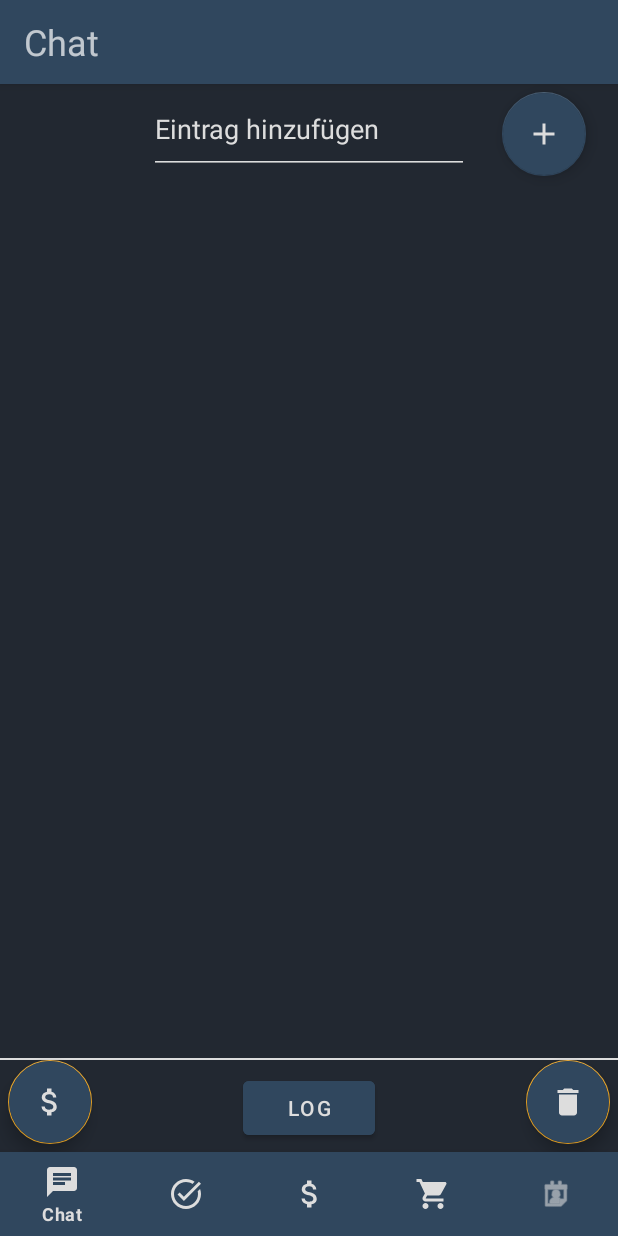
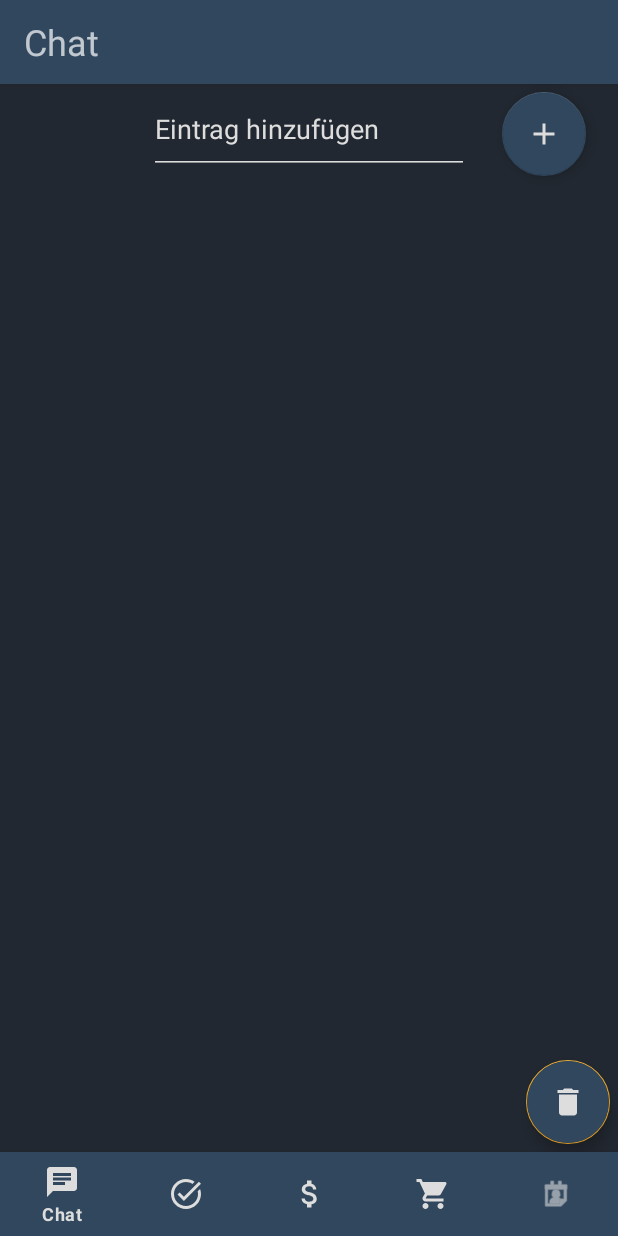
Before and after one commit to MatthiasHeilmann/Udos_WGTohuwabohu, an Android app built with Jetpack Compose: the fragment ShoppingFragment placed in its activity, on a phone screen of 412 x 824 dp. Run offline under Robolectric (Android 15) with nearby library versions, the phone set to English and light mode, and no system bars; our stand-ins replace Firebase (no records; nobody signed in at launch, a user with empty details on screens opened directly), constraintlayout-compose; 1 statement that could not run was skipped.

Commit message:
final adjustments

```diff
--- a/app/src/main/java/com/example/udos_wg_tohuwabohu/ShoppingFragment.kt
+++ b/app/src/main/java/com/example/udos_wg_tohuwabohu/ShoppingFragment.kt
@@ -1,7 +1,8 @@
-// TODO: fix height of compose element
+// TODO: create Invoice
 
 package com.example.udos_wg_tohuwabohu
 
+import android.nfc.Tag
 import android.os.Bundle
 import android.text.TextUtils
 import android.util.Log
@@ -49,11 +50,10 @@ class ShoppingFragment : Fragment() {
     lateinit var composeView: ComposeView
     private val TAG: String = "[SHOPPING FRAGMENT]"
     private val db = Firebase.firestore
-    val dbWriter = DBWriter.getInstance()
-    val dh = DataHandler.getInstance()
+    private val dbWriter = DBWriter.getInstance()
+    private val dh = DataHandler.getInstance()
+    private var shoppingList = dh.wg?.shoppingList
 
-    var shoppingList = dh.wg?.shoppingList
-    var roomateList = dh.roommateList
 
     override fun onCreate(savedInstanceState: Bundle?) {
         super.onCreate(savedInstanceState)
@@ -69,16 +69,11 @@ class ShoppingFragment : Fragment() {
 
         val addItemButton:FloatingActionButton = v.findViewById(R.id.button_add_item)
         val deleteItemsButton:FloatingActionButton = v.findViewById(R.id.button_delete_items)
-        val createInvoiceButton:FloatingActionButton = v.findViewById(R.id.button_create_invoice)
         val entryField:EditText = v.findViewById(R.id.addItemEntryField)
 
-        // log button for testing (remove later)
-        val logButton: Button = v.findViewById(R.id.log_button)
-        logButton.setOnClickListener { v ->
-            Log.d(TAG, roomateList.size.toString())
-        }
 
-         // add items button
+
+        // add items button
         addItemButton.setOnClickListener { v ->
             // test logs
             Log.d(TAG,"Button geklickt")
@@ -113,41 +108,15 @@ class ShoppingFragment : Fragment() {
             deleteItems(dh.wg?.shoppingList)
         }
 
-        // create invoice button
-        createInvoiceButton.setOnClickListener { v ->
-            Log.d(TAG,"Rechnung erstellt.")
-            // createInvoice()
-        }
-
-        // TODO: create Invoice with checked items
-        /*fun createInvoice() {
-            // bill button > open popup
-                // every item.key with item.value = true will be shown
-                    // (optional: can add more items manually)
-                // entryfield for price
-                // every roommmate from users wg will be shown (user included)
-                    // checkable boxes
-                // send button ->
-                    // checked users (excluding self) will get notification
-                    // notification: confirm/refuse
-                        // confirm:
-                        // refuse:
-                    // on finished confirmation ->
-                        // user.balance + price
-                        // every checked roommate -> balance - (price/#ofBegünstigt)
-                // cancel button -> close popup
-        }*/
 
         // compose component
         composeView = v.findViewById(R.id.compose_view)
         composeView.setContent {
             dh.wg?.shoppingList?.let {showShoppingList(shoppingList = (it))}
-            /*InvoiceButton()*/
         }
         return v
     }
 
-    // TODO: delete checked Items
     fun deleteItems(shoppingList: SnapshotStateMap<String, Boolean>?){
         shoppingList?.forEach{ item ->
             if (item.value == true) {
@@ -195,13 +164,11 @@ class ShoppingFragment : Fragment() {
         }
     }
 
-
-
-
     @OptIn(ExperimentalMaterialApi::class)
     @Composable
     fun showShoppingList(shoppingList: SnapshotStateMap<String, Boolean>) {
 
+        // list with items
             Column(
                 modifier = Modifier
                     .fillMaxWidth()
@@ -214,27 +181,7 @@ class ShoppingFragment : Fragment() {
                     createItemRow(item);
                 }
             }
+
     }
 
-    /*@Composable
-    @Preview
-    fun InvoiceButton() {
-        var popupActive by remember { mutableStateOf(false) }
-
-        if (popupActive) {
-            Popup(onDismissRequest = { popupActive = false } ) {
-                // InvoiceBox()
-            }
-        } else{
-            Row(
-            ) {
-                FloatingActionButton(
-                    onClick = { popupActive = true }, modifier = Modifier
-                        .requiredHeight(100.dp)
-                        .requiredWidth(100.dp), shape = CircleShape, containerColor = Color(0xff30475e)
-                ) { Text("$", color = UdoWhite, fontSize = 25.sp) }
-            }
-        }
-    }*/
-
 }
--- a/app/src/main/res/layout/fragment_shopping.xml
+++ b/app/src/main/res/layout/fragment_shopping.xml
@@ -49,29 +49,6 @@
 
         />
 
-    <TextView
-        android:id="@+id/divider"
-        android:layout_width="match_parent"
-        android:layout_height="1dp"
-        android:background="@color/white"
-        app:layout_constraintBottom_toTopOf="@+id/button_create_invoice"
-        app:layout_constraintEnd_toEndOf="parent"
-        app:layout_constraintStart_toStartOf="parent"
-        android:text=""
-        />
-
-
-    <com.google.android.material.floatingactionbutton.FloatingActionButton
-        android:id="@+id/button_create_invoice"
-        android:layout_width="wrap_content"
-        android:layout_height="wrap_content"
-        android:layout_margin="5dp"
-        android:backgroundTint="@color/udo_blue"
-        android:src="@drawable/ic_baseline_attach_money_24"
-        app:layout_constraintBottom_toBottomOf="parent"
-        app:layout_constraintStart_toStartOf="parent"
-        app:tint="@color/white" />
-
     <com.google.android.material.floatingactionbutton.FloatingActionButton
         android:id="@+id/button_delete_items"
         android:layout_width="wrap_content"
@@ -83,17 +60,5 @@
         app:layout_constraintEnd_toEndOf="parent"
         app:tint="@color/white" />
 
-    <Button
-        android:id="@+id/log_button"
-        android:layout_width="wrap_content"
-        android:layout_height="wrap_content"
-        android:layout_margin="5dp"
-        android:backgroundTint="@color/udo_blue"
-        android:text="log"
-        app:layout_constraintBottom_toBottomOf="parent"
-        app:layout_constraintEnd_toEndOf="parent"
-        app:layout_constraintStart_toStartOf="parent"
-        app:tint="@color/white" />
-
 
 </androidx.constraintlayout.widget.ConstraintLayout>
```
